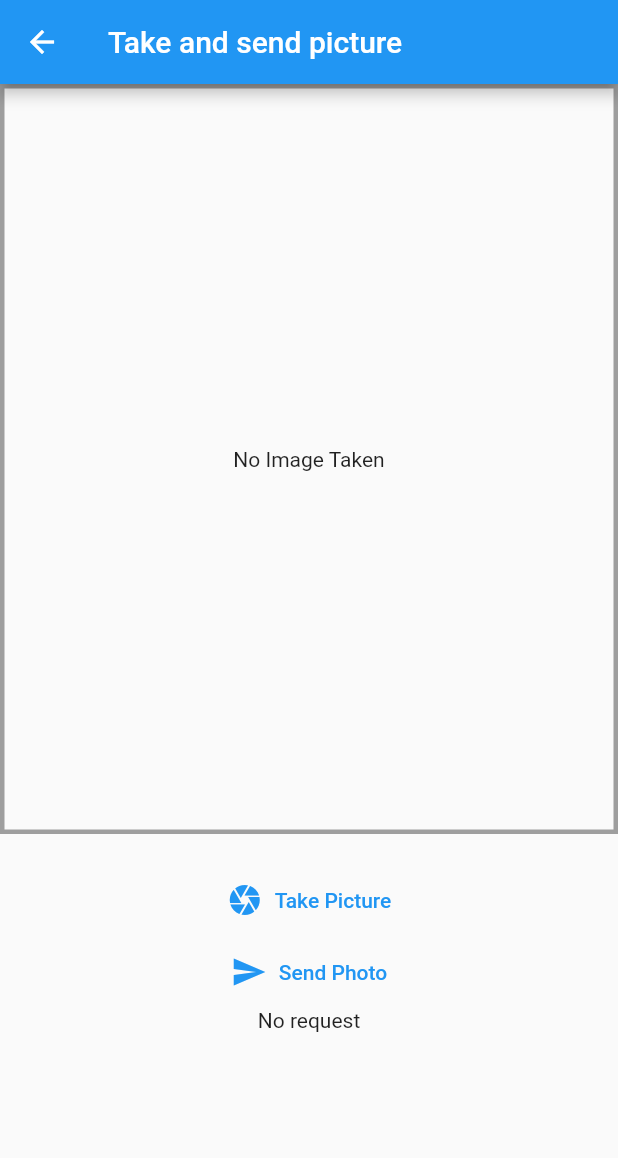
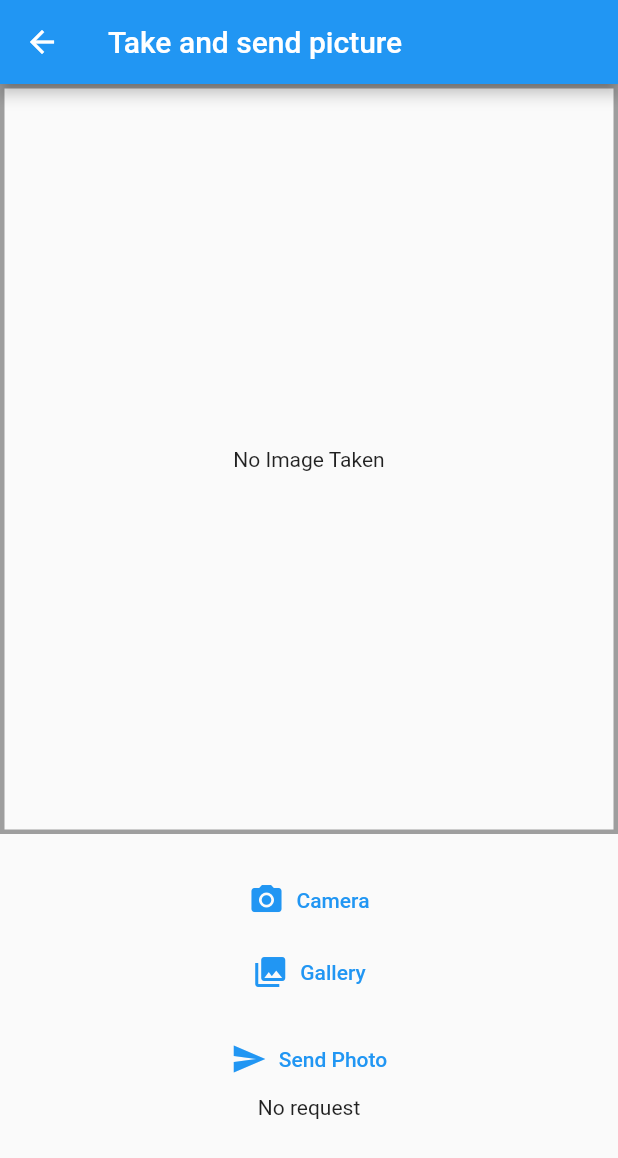
Before and after one commit to Chiki-Bricky/Bricky-App, a Flutter app: the TakePictureScreen screen opened by its route, on a phone screen of 412 x 824 dp. Shown: the top 1158 px of the screen. Run offline on Flutter 3.47's test engine with Material 2 defaults, Android fonts, the phone set to English and light mode, and no system bars; our stand-ins replace image_picker.

Commit message:
Add image capture from gallery

```diff
--- a/lib/Pages/take_picture_screen.dart
+++ b/lib/Pages/take_picture_screen.dart
@@ -54,9 +54,17 @@ class _TakePictureScreenState extends State<TakePictureScreen> {
     });
   }
 
-  Future<void> _takePicture() async {
+  Future<void> _takePictureFromCamera() async {
     final imageFile = await ImagePicker().getImage(source: ImageSource.camera);
+    _saveImage(imageFile);
+  }
 
+  Future<void> _takePictureFromGallery() async {
+    final imageFile = await ImagePicker().getImage(source: ImageSource.gallery);
+    _saveImage(imageFile);
+  }
+
+  Future<void> _saveImage(PickedFile imageFile) async {
     if (imageFile == null) {
       return;
     }
@@ -102,9 +110,17 @@ class _TakePictureScreenState extends State<TakePictureScreen> {
             height: 20,
           ),
           TextButton.icon(
-            icon: const Icon(Icons.camera),
-            label: const Text('Take Picture'),
-            onPressed: _takePicture,
+            icon: const Icon(Icons.camera_alt),
+            label: const Text('Camera'),
+            onPressed: _takePictureFromCamera,
+          ),
+          TextButton.icon(
+            icon: const Icon(Icons.photo_library),
+            label: const Text('Gallery'),
+            onPressed: _takePictureFromGallery,
+          ),
+          const SizedBox(
+            height: 10,
           ),
           TextButton.icon(
             icon: const Icon(Icons.send),
```
